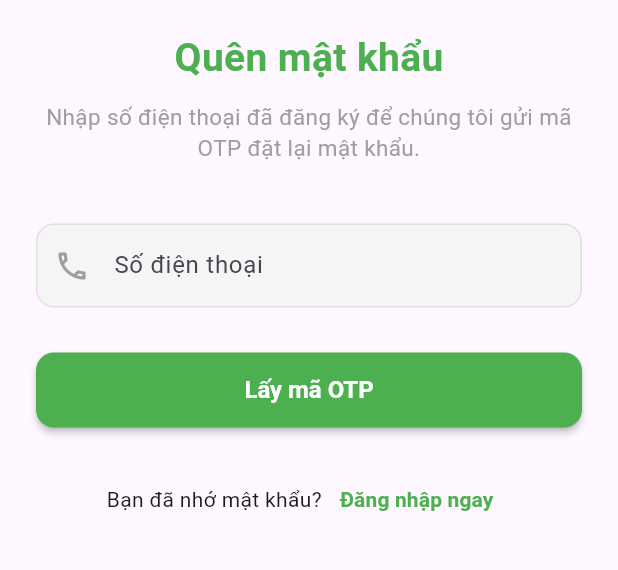
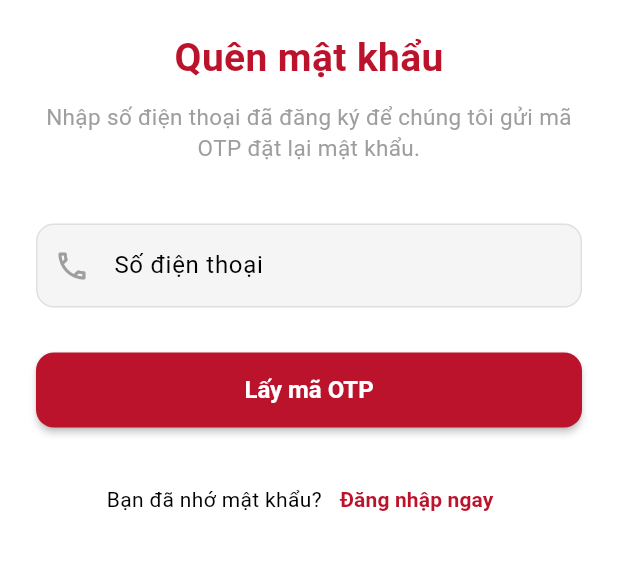
Before and after one commit to ppkhanhs/ocake-shop-flutter, a Flutter app: the screen it shows after launch, after a tap on "Quên mật khẩu?", on a phone screen of 412 x 824 dp, the part 225-795 px from its top. Run offline on Flutter 3.47's test engine with Material 3 defaults, Android fonts, the light colour scheme and no system bars; our stand-ins replace cloud_firestore, firebase_auth, firebase_core, image_picker; accounts and stored records are empty.

Commit message:
update color, fix drop down home_screen

```diff
--- a/app_ocake/lib/main.dart
+++ b/app_ocake/lib/main.dart
@@ -39,19 +39,23 @@ class MainApp extends StatelessWidget {
     return MaterialApp(
       title: 'Hỷ Lâm Môn', // Tên ứng dụng của bạn
       theme: ThemeData(
-        primarySwatch: Colors.green, // Màu chủ đạo
+        primaryColor: Color(0xFFBC132C), // Màu chủ đạo
+        colorScheme: ColorScheme.fromSwatch().copyWith(
+          primary: Color(0xFFBC132C),
+          secondary: Color(0xFFBC132C),
+        ),
         fontFamily: 'Roboto', // Font chữ mặc định (nếu có)
         // (Tùy chọn) Tùy chỉnh thêm theme ở đây
         elevatedButtonTheme: ElevatedButtonThemeData(
           style: ElevatedButton.styleFrom(
-            backgroundColor: Colors.green, // Màu nút ElevatedButton
+            backgroundColor: Color(0xFFBC132C), // Màu nút ElevatedButton
             foregroundColor: Colors.white, // Màu chữ trên nút
             padding: EdgeInsets.symmetric(vertical: 12, horizontal: 20),
             textStyle: TextStyle(fontSize: 16, fontWeight: FontWeight.bold),
           ),
         ),
         appBarTheme: AppBarTheme(
-          backgroundColor: Colors.green,
+          backgroundColor: Color(0xFFBC132C),
           foregroundColor: Colors.white, // Màu chữ và icon trên AppBar
           elevation: 1,
         ),
--- a/app_ocake/lib/views/client/screens/forgotpassword_screen.dart
+++ b/app_ocake/lib/views/client/screens/forgotpassword_screen.dart
@@ -109,7 +109,7 @@ class _ForgotPasswordScreenState extends State<ForgotPasswordScreen> {
                           style: TextStyle(
                             fontSize: 26, // Giảm fontSize một chút
                             fontWeight: FontWeight.bold,
-                            color: Colors.green,
+                            color: Color(0xFFBC132C),
                           ),
                         ),
                         const SizedBox(height: 10), // Tăng khoảng cách
@@ -145,7 +145,7 @@ class _ForgotPasswordScreenState extends State<ForgotPasswordScreen> {
                         // Thêm viền khi focus
                         borderRadius: BorderRadius.circular(12),
                         borderSide: BorderSide(
-                          color: Colors.green.withOpacity(0.7),
+                          color: Color(0xFFBC132C).withOpacity(0.7),
                           width: 1.5,
                         ),
                       ),
@@ -177,7 +177,7 @@ class _ForgotPasswordScreenState extends State<ForgotPasswordScreen> {
                       // Đổi sang ElevatedButton
                       onPressed: _isLoading ? null : _sendResetLink,
                       style: ElevatedButton.styleFrom(
-                        backgroundColor: Colors.green, // Màu nền
+                        backgroundColor: Color(0xFFBC132C), // Màu nền
                         shape: RoundedRectangleBorder(
                           borderRadius: BorderRadius.circular(12),
                         ),
@@ -221,7 +221,7 @@ class _ForgotPasswordScreenState extends State<ForgotPasswordScreen> {
                           child: const Text(
                             "Đăng nhập ngay", // Sửa lại text một chút
                             style: TextStyle(
-                              color: Colors.green,
+                              color: Color(0xFFBC132C),
                               fontWeight: FontWeight.bold,
                             ),
                           ),
--- a/app_ocake/lib/views/client/screens/login_screen.dart
+++ b/app_ocake/lib/views/client/screens/login_screen.dart
@@ -78,7 +78,7 @@ class _LoginScreenState extends State<LoginScreen> {
             ScaffoldMessenger.of(context).showSnackBar(
               const SnackBar(
                 content: Text("Đăng nhập thành công!"),
-                backgroundColor: Colors.green,
+                backgroundColor: Color(0xFFBC132C),
               ),
             );
             Future.delayed(Duration(milliseconds: 500), () {
@@ -95,7 +95,7 @@ class _LoginScreenState extends State<LoginScreen> {
             ScaffoldMessenger.of(context).showSnackBar(
               const SnackBar(
                 content: Text("Mật khẩu không đúng."),
-                backgroundColor: Colors.red,
+                backgroundColor: Color(0xFFBC132C),
               ),
             );
           }
@@ -129,21 +129,21 @@ class _LoginScreenState extends State<LoginScreen> {
               child: Column(
                 crossAxisAlignment: CrossAxisAlignment.start,
                 children: [
-                  Align(
-                    alignment: Alignment.topLeft,
-                    child: IconButton(
-                      icon: const Icon(Icons.close),
-                      onPressed: () {
-                        if (Navigator.canPop(context)) {
-                          Navigator.pop(context);
-                        } else {
-                          print(
-                            "LoginScreen: Không thể pop, có thể là màn hình root",
-                          );
-                        }
-                      },
-                    ),
-                  ),
+                  // Align(
+                  //   alignment: Alignment.topLeft,
+                  //   child: IconButton(
+                  //     icon: const Icon(Icons.close),
+                  //     onPressed: () {
+                  //       if (Navigator.canPop(context)) {
+                  //         Navigator.pop(context);
+                  //       } else {
+                  //         print(
+                  //           "LoginScreen: Không thể pop, có thể là màn hình root",
+                  //         );
+                  //       }
+                  //     },
+                  //   ),
+                  // ),
                   const SizedBox(height: 20),
                   Center(
                     child: Column(
@@ -158,7 +158,7 @@ class _LoginScreenState extends State<LoginScreen> {
                           style: TextStyle(
                             fontSize: 28,
                             fontWeight: FontWeight.bold,
-                            color: Colors.green,
+                            color: Color(0xFFBC132C),
                           ),
                         ),
                         const SizedBox(height: 8),
@@ -185,7 +185,7 @@ class _LoginScreenState extends State<LoginScreen> {
                       focusedBorder: OutlineInputBorder(
                         borderRadius: BorderRadius.circular(12),
                         borderSide: BorderSide(
-                          color: Colors.green.withOpacity(0.7),
+                          color: Color(0xFFBC132C).withOpacity(0.7),
                           width: 1.5,
                         ),
                       ),
@@ -219,7 +219,7 @@ class _LoginScreenState extends State<LoginScreen> {
                       focusedBorder: OutlineInputBorder(
                         borderRadius: BorderRadius.circular(12),
                         borderSide: BorderSide(
-                          color: Colors.green.withOpacity(0.7),
+                          color: Color(0xFFBC132C).withOpacity(0.7),
                           width: 1.5,
                         ),
                       ),
@@ -279,7 +279,7 @@ class _LoginScreenState extends State<LoginScreen> {
                           _isLoading
                               ? null
                               : const LinearGradient(
-                                colors: [Colors.green, Colors.lightGreenAccent],
+                                colors: [Color(0xFFBC132C), Color(0xFFBC132C)],
                               ),
                       color: _isLoading ? Colors.grey[300] : null,
                     ),
@@ -332,7 +332,7 @@ class _LoginScreenState extends State<LoginScreen> {
                           child: const Text(
                             "Đăng ký",
                             style: TextStyle(
-                              color: Colors.green,
+                              color: Color(0xFFBC132C),
                               fontWeight: FontWeight.bold,
                             ),
                           ),
--- a/app_ocake/lib/views/client/screens/order_history_screen.dart
+++ b/app_ocake/lib/views/client/screens/order_history_screen.dart
@@ -98,7 +98,7 @@ class _OrderHistoryScreenState extends State<OrderHistoryScreen> {
           style: TextStyle(color: Colors.white),
         ),
         centerTitle: true,
-        backgroundColor: Colors.green,
+        backgroundColor: Color(0xFFBC132C),
         leading: IconButton(
           icon: const Icon(Icons.arrow_back, color: Colors.white),
           onPressed: () {
@@ -128,7 +128,7 @@ class _OrderHistoryScreenState extends State<OrderHistoryScreen> {
                       },
                       child: Text('Đăng nhập ngay'),
                       style: ElevatedButton.styleFrom(
-                        backgroundColor: Colors.green,
+                        backgroundColor: Color(0xFFBC132C),
                       ),
                     ),
                   ],
@@ -285,7 +285,7 @@ class _OrderHistoryScreenState extends State<OrderHistoryScreen> {
                   Text(
                     "${order.totalAmount.toStringAsFixed(0)}đ",
                     style: const TextStyle(
-                      color: Colors.green,
+                      color: Color(0xFFBC132C),
                       fontWeight: FontWeight.bold,
                       fontSize: 15,
                     ),
```
Also changed, not shown: app_ocake/lib/views/client/screens/cart_screen.dart (+6 -6 lines), app_ocake/lib/views/client/screens/checkout_confirm_screen.dart (+5 -5 lines), app_ocake/lib/views/client/screens/checkout_screen.dart (+9 -9 lines), app_ocake/lib/views/client/screens/home_screen.dart (+7 -9 lines), app_ocake/lib/views/client/screens/order_history_detail_screen.dart (+4 -4 lines), app_ocake/lib/views/client/screens/profile_screen.dart (+6 -6 lines), app_ocake/lib/views/client/screens/register_screen.dart (+4 -4 lines), 1 other file.
